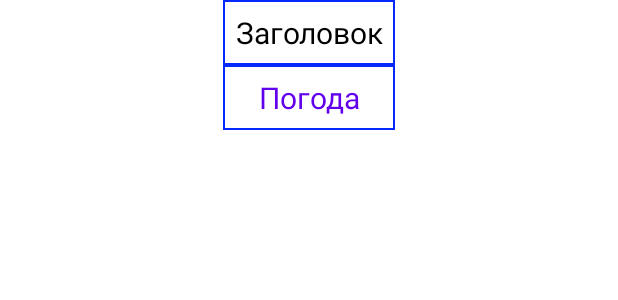
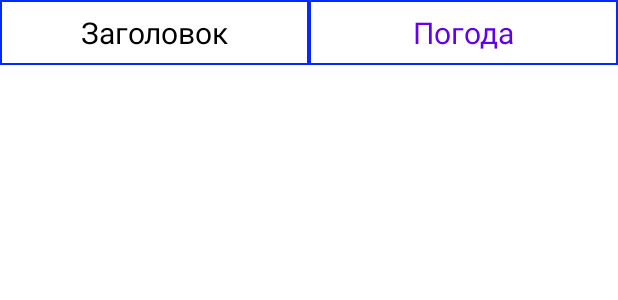
Before and after one commit to Anna-prog-20/AndroidLevel2, an Android app: the layout item_weather.xml on its own in the app's theme, with its tools: preview values and no code run, on a phone screen of 412 x 824 dp. Shown: the top 300 px of the screen. Run offline under Robolectric (Android 15) with nearby library versions, the phone set to English and light mode, and no system bars.

Commit message:
Отображение данных
Изменение визуального отображения данных

```diff
--- a/app/src/main/java/com/example/weather/model/dataTransfer/PutData.java
+++ b/app/src/main/java/com/example/weather/model/dataTransfer/PutData.java
@@ -72,7 +72,7 @@ public class PutData implements Runnable{
 
     private void setArrayList(WeatherRequest weatherRequest, Fragment fragment){
         Long weatherRequestCurrent, weatherRequestNext;
-        DateFormat dateFormat = new SimpleDateFormat("dd.MM", Locale.getDefault());
+        DateFormat dateFormat = new SimpleDateFormat("dd.MM.yyyy", Locale.getDefault());
         inputDataContainer.arrayListWeek=new ArrayList<>();
         inputDataContainer.arrayListTemperature=new ArrayList<>();
         for(int i=t+1;i<weatherRequest.getList().length-1;i++){
--- a/app/src/main/java/com/example/weather/weather/FragmentWeather.java
+++ b/app/src/main/java/com/example/weather/weather/FragmentWeather.java
@@ -361,7 +361,7 @@ public class FragmentWeather extends Fragment implements OnFragmentDialogListene
     }
 
     private void setupRecyclerView(InputDataContainer inputDataContainer) {
-        LinearLayoutManager layoutManager = new LinearLayoutManager(getContext(),RecyclerView.HORIZONTAL,false);
+        LinearLayoutManager layoutManager = new LinearLayoutManager(getContext(),RecyclerView.VERTICAL,false);
         RecyclerDataAdapter adapter = new RecyclerDataAdapter(inputDataContainer.arrayListWeek, inputDataContainer.arrayListTemperature);
         listWeather.setLayoutManager(layoutManager);
         listWeather.setAdapter(adapter);
--- a/app/src/main/res/layout/fragment_weather.xml
+++ b/app/src/main/res/layout/fragment_weather.xml
@@ -125,10 +125,10 @@
 
     <androidx.recyclerview.widget.RecyclerView
         android:id="@+id/listWeather"
-        android:layout_width="wrap_content"
+        android:layout_width="match_parent"
         android:layout_height="wrap_content"
-        android:orientation="horizontal"
         android:padding="15dp"
+        tools:listitem="@layout/item_weather"
         app:layout_constraintBottom_toBottomOf="parent"
         app:layout_constraintEnd_toEndOf="parent"
         app:layout_constraintHorizontal_bias="0.0"
--- a/app/src/main/res/layout/item_weather.xml
+++ b/app/src/main/res/layout/item_weather.xml
@@ -1,22 +1,21 @@
 <?xml version="1.0" encoding="utf-8"?>
-<FrameLayout xmlns:android="http://schemas.android.com/apk/res/android"
+<androidx.constraintlayout.widget.ConstraintLayout xmlns:android="http://schemas.android.com/apk/res/android"
     xmlns:tools="http://schemas.android.com/tools"
     android:foreground="?android:attr/selectableItemBackground"
-    android:layout_width="wrap_content"
-    android:layout_height="wrap_content"
-    android:orientation="horizontal"
-    android:layout_gravity="center_horizontal">
+    android:layout_width="match_parent"
+    android:layout_height="wrap_content">
     <LinearLayout
         android:layout_width="match_parent"
-        android:layout_height="match_parent"
-        android:orientation="vertical"
+        android:layout_height="wrap_content"
+        android:orientation="horizontal"
         android:gravity="center_horizontal"
         android:layout_gravity="center"
-        tools:ignore="UselessParent">
+        tools:ignore="MissingConstraints,UselessParent">
         <TextView
             android:id="@+id/itemHeading"
             android:layout_width="match_parent"
             android:layout_height="match_parent"
+            android:layout_weight="1"
             android:textColor="@android:color/black"
             style="@style/table"
             tools:text="Заголовок" />
@@ -25,8 +24,9 @@
             android:id="@+id/itemText"
             android:layout_width="match_parent"
             android:layout_height="match_parent"
+            android:layout_weight="1"
             android:textColor="@color/colorPrimary"
             style="@style/table"
             tools:text="Погода"/>
     </LinearLayout>
-</FrameLayout>
+</androidx.constraintlayout.widget.ConstraintLayout>
--- a/app/src/main/res/values/strings.xml
+++ b/app/src/main/res/values/strings.xml
@@ -71,7 +71,7 @@
     <string name="navigation_drawer_open">Open navigation drawer</string>
     <string name="navigation_drawer_close">Close navigation drawer</string>
     <string name="nav_header_title">Войдите через аккаунт Google</string>
-    <string name="nav_header_title_free">Вы запустили ограниченную версию погодного приложения</string>
+    <string name="nav_header_title_free">Ограниченная версия приложения</string>
     <string name="nav_header_button_Enter">Войти</string>
     <string name="nav_header_button_Exit">Выйти</string>
 
```
Also changed, not shown: 1 other file.
